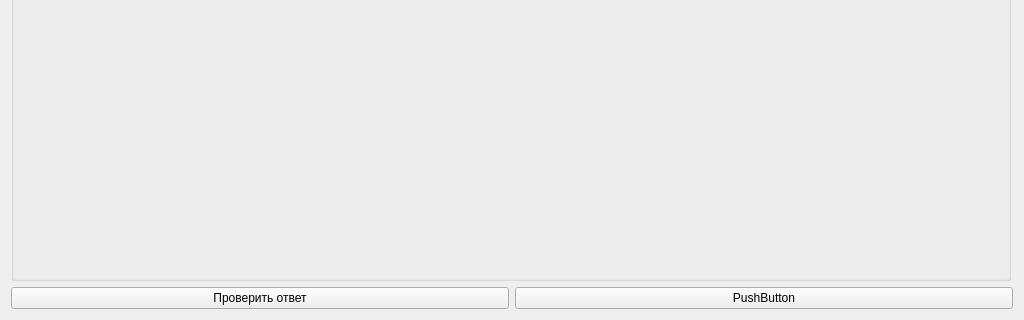
Before: the Qt Designer form mainwindow.ui in YakSid/ExamDiagnosis, drawn with Qt 5; both pictures show x 0 to 1024 and y 430 to 750 of the 1024 by 750 pixel window.
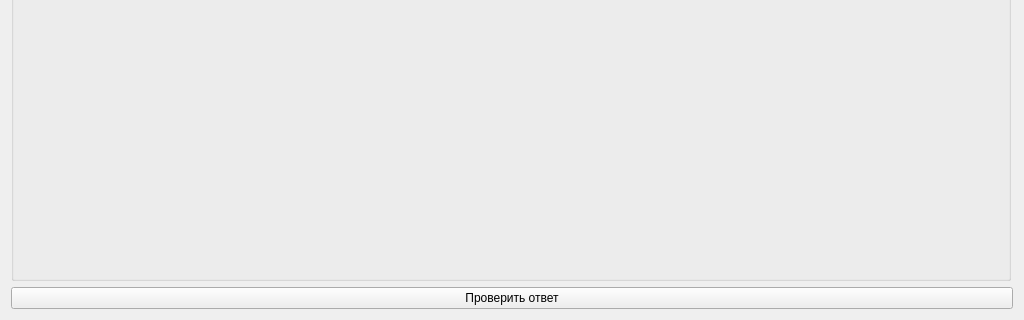
After: the same form once the commit is applied.

Patch:
```diff
--- a/mainwindow.ui
+++ b/mainwindow.ui
@@ -44,13 +44,6 @@
         </property>
        </widget>
       </item>
-      <item>
-       <widget class="QPushButton" name="pushButton_4">
-        <property name="text">
-         <string>PushButton</string>
-        </property>
-       </widget>
-      </item>
      </layout>
     </item>
    </layout>
```
